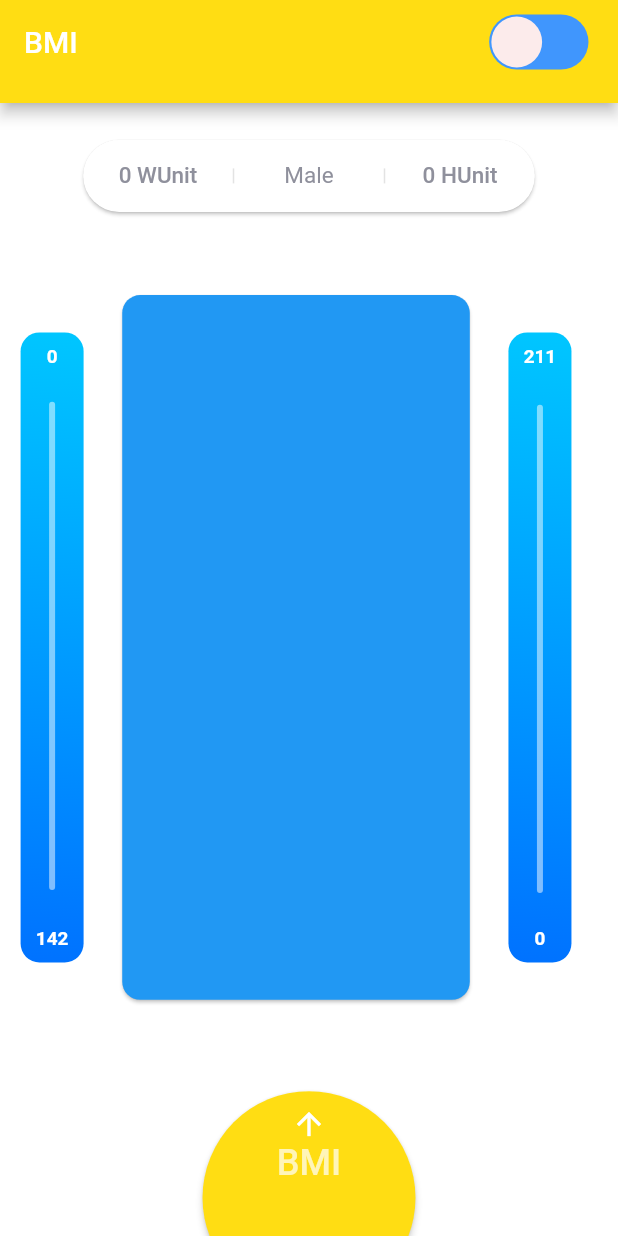
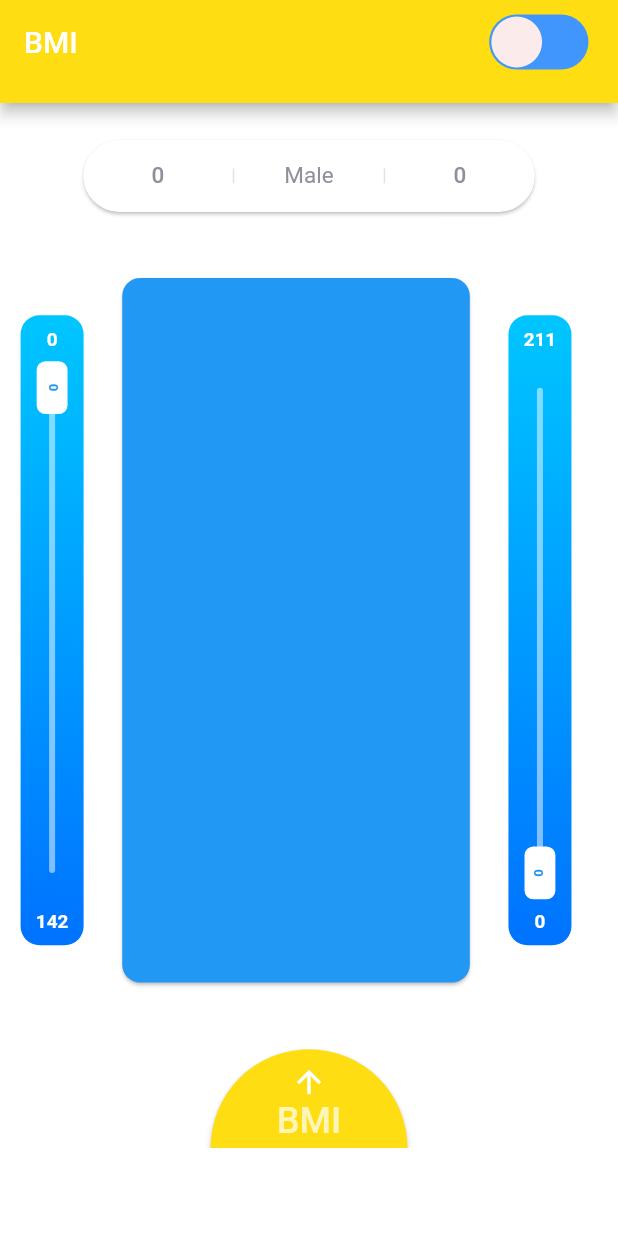
Before and after one commit to Palegg-Technologies/bmical, a Flutter app: the screen it shows after launch, on a phone screen of 412 x 824 dp. Run offline on Flutter 3.47's test engine with Material 2 defaults, Android fonts, the light colour scheme and no system bars; drawn by our look-alikes of lottie; project files that could hold a hidden picture were left out.

Commit message:
1. implement semicircle button 2. pass person as object for summary

```diff
--- a/lib/input_page/input_page.dart
+++ b/lib/input_page/input_page.dart
@@ -1,5 +1,4 @@
 import 'package:bmical/util.dart';
-import 'package:flutter/cupertino.dart';
 import 'package:flutter/material.dart';
 import 'package:flutter/services.dart';
 import 'package:bmical/input_page/summary.dart';
@@ -11,8 +10,14 @@
 class Person {
   double height = 0, weight = 0;
   int gender = 0;
-  _flipWeightUnit(){}
-  _flipHeightUnit(){}
+
+  void _flipGender() {
+    gender = 1 - gender;
+  }
+
+  void _flipWeightUnit() {}
+
+  void _flipHeightUnit() {}
 }
 
 class InputPage extends StatefulWidget {
@@ -66,7 +71,7 @@
   void _flipMode() {
     _mode = 1 - _mode;
     SystemChrome.setSystemUIOverlayStyle(_sosModes[_mode]);
-    _mode==1 ? _controller.forward(): _controller.reverse();
+    _mode == 1 ? _controller.forward() : _controller.reverse();
     setState(() {});
   }
 
@@ -83,8 +88,7 @@
             onPressed: () => _flipMode(),
             child: SizedBox(
               height: _size.height / 20,
-              child:
-              LottieBuilder.asset(
+              child: LottieBuilder.asset(
                 "images/data.json",
                 controller: _controller,
               ),
@@ -103,16 +107,11 @@
     'sGrad2': [Color(0xFF0072ff), Color(0xffff008f)],
   };
 
-  void _flipGender() {
-    setState(() {
-      _person.gender = 1 - _person.gender;
-    });
-  }
-
   @override
   void initState() {
     _person = Person();
-    _controller = AnimationController(vsync: this, duration: Duration(seconds: 1));
+    _controller =
+        AnimationController(vsync: this, duration: Duration(seconds: 1));
     super.initState();
   }
 
@@ -136,17 +135,16 @@
     Size _size = MediaQuery.of(context).size;
     return Scaffold(
       appBar: myAppbar(_size),
-      backgroundColor: _mode==1?_gsColors['BG'][_person.gender]:Colors.white,
+      backgroundColor:
+          _mode == 1 ? _gsColors['BG'][_person.gender] : Colors.white,
       body: Column(
         children: <Widget>[
           SizedBox(height: _size.height / 40),
           InputSummary(
             gender: genders[_person.gender],
-            height: _person.height,
-            weight: _person.weight,
+            person: _person,
           ),
-          Card(),
-          SizedBox(height: _size.height / 80),
+          SizedBox(height: _size.height / 120),
           _iconRow(_iconList.sublist(0, 2), _size.width),
           SizedBox(
             height: _size.height / 1.65,
@@ -187,7 +185,9 @@
                             height: _size.height / 1.8,
                             minWidth: _size.width / 1.875,
                             child: FlatButton(
-                              onPressed: () => _flipGender(),
+                              onPressed: () => setState(() {
+                                _person._flipGender();
+                              }),
                               child: Container(
                                 height: _person.height * 400,
                                 width: _person.weight * 160,
@@ -223,11 +223,12 @@
             ),
           ),
           _iconRow(_iconList.sublist(2), _size.width),
-          SizedBox(
-            height: _size.height / 50,
-          ),
           Hero(
             tag: '1',
+            child: ClipRect(
+              child: Align(
+                alignment: Alignment.topCenter,
+                heightFactor: 0.5,
                 child: RawMaterialButton(
                   onPressed: () => _goToResultPage(_modes[_mode]),
                   fillColor: _modes[_mode],
@@ -248,8 +249,10 @@
                       ),
                     ],
                   ),
-              padding: EdgeInsets.fromLTRB(80.0, 10.0, 80.0, 80.0),
+                  padding: EdgeInsets.fromLTRB(80.0, 10.0, 80.0, 69.2),
                   shape: CircleBorder(),
+                ),
+              ),
             ),
           ),
         ],
--- a/lib/input_page/slider.dart
+++ b/lib/input_page/slider.dart
@@ -32,6 +32,8 @@
         SliderThemeData sliderTheme,
         TextDirection textDirection,
         double value,
+        Size sizeWithOverflow,
+        double textScaleFactor
       }) {
     final Canvas canvas = context.canvas;
 
--- a/lib/input_page/summary.dart
+++ b/lib/input_page/summary.dart
@@ -2,9 +2,9 @@
 
 class InputSummary extends StatelessWidget {
   final gender;
-  final double weight, height;
+  final person;
 
-  const InputSummary({Key key, this.gender, this.height, this.weight})
+  const InputSummary({Key key, this.gender, this.person})
       : super(key: key);
 
   int getValue(int max, double value) {
@@ -46,15 +46,15 @@
           children: <Widget>[
             Expanded(
                 child: FlatButton(
-                    onPressed: _flipWeightUnit(),
-                    child: _text("${getValue(142, weight)} ${WUnit}"))),
+                    onPressed: ()=>print("weight flip"),
+                    child: _text("${getValue(142, person.weight)}"))),
             _divider(),
             Expanded(child: _text("$gender")),
             _divider(),
             Expanded(
                 child: FlatButton(
-                    onPressed: _flipHeightUnit(),
-                    child: _text("${getValue(211, height)} ${HUnit}"))),
+                    onPressed: ()=>print("height flip"),
+                    child: _text("${getValue(211, person.height)}"))),
           ],
         ),
       ),
--- a/pubspec.yaml
+++ b/pubspec.yaml
@@ -16,7 +16,7 @@
 version: 1.0.0+1
 
 environment:
-  sdk: ">=2.7.0 <3.0.0"
+  sdk: ">=2.10.0-0 <3.0.0"
 
 dependencies:
   flutter:
```
Also changed, not shown: pubspec.lock. Lines whose indentation alone changed are shown as unchanged.
